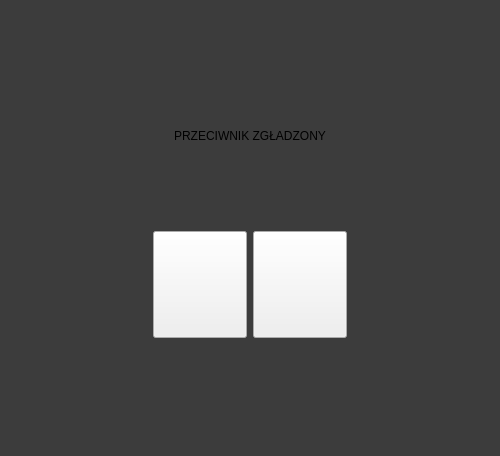
First picture: the form in deadenemywidget.ui, repository AdrianSuliga/BadTravelling, before the edit.
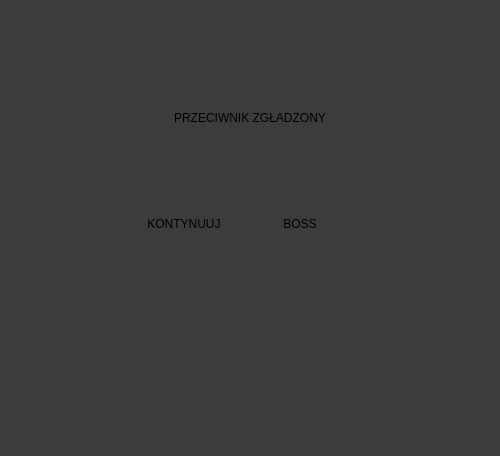
Second picture: the form after the edit. Custom widgets are drawn as their Qt base class.

Commit message: Upgraded Transition_Screen to be more readable

Diff of the .ui file:
```diff
--- a/deadenemywidget.ui
+++ b/deadenemywidget.ui
@@ -18,7 +18,7 @@
 background-color: rgba(20,20,20,150);
 }</string>
   </property>
-  <layout class="QVBoxLayout" name="verticalLayout" stretch="1,5,3,3">
+  <layout class="QVBoxLayout" name="verticalLayout_3" stretch="1,4,5,2">
    <item>
     <spacer name="verticalSpacer">
      <property name="orientation">
@@ -43,7 +43,7 @@
     </widget>
    </item>
    <item>
-    <layout class="QHBoxLayout" name="horizontalLayout" stretch="3,2,2,3">
+    <layout class="QHBoxLayout" name="horizontalLayout" stretch="4,3,4,4">
      <item>
       <spacer name="horizontalSpacer">
        <property name="orientation">
@@ -58,32 +58,55 @@
       </spacer>
      </item>
      <item>
-      <widget class="QPushButton" name="pushButton">
-       <property name="sizePolicy">
-        <sizepolicy hsizetype="Preferred" vsizetype="Preferred">
-         <horstretch>0</horstretch>
-         <verstretch>0</verstretch>
-        </sizepolicy>
-       </property>
-       <property name="styleSheet">
-        <string notr="true"/>
-       </property>
+      <widget class="QClickableWidget" name="continueWidget" native="true">
+       <layout class="QVBoxLayout" name="verticalLayout" stretch="1,3">
+        <item>
+         <widget class="QLabel" name="continueLabel">
+          <property name="text">
+           <string>KONTYNUUJ</string>
+          </property>
+          <property name="alignment">
+           <set>Qt::AlignCenter</set>
+          </property>
+         </widget>
+        </item>
+        <item>
+         <widget class="QLabel" name="continueIconLabel">
        <property name="text">
         <string/>
        </property>
-      </widget>
-     </item>
+          <property name="alignment">
+           <set>Qt::AlignCenter</set>
+          </property>
+         </widget>
+        </item>
+       </layout>
+      </widget>
+     </item>
      <item>
-      <widget class="QPushButton" name="bossButton">
-       <property name="sizePolicy">
-        <sizepolicy hsizetype="Preferred" vsizetype="Preferred">
-         <horstretch>0</horstretch>
-         <verstretch>0</verstretch>
-        </sizepolicy>
-       </property>
+      <widget class="QClickableWidget" name="bossWidget" native="true">
+       <layout class="QVBoxLayout" name="verticalLayout_2" stretch="1,3">
+        <item>
+         <widget class="QLabel" name="bossLabel">
+          <property name="text">
+           <string>BOSS</string>
+          </property>
+          <property name="alignment">
+           <set>Qt::AlignCenter</set>
+          </property>
+         </widget>
+        </item>
+        <item>
+         <widget class="QLabel" name="bossIconLabel">
        <property name="text">
         <string/>
        </property>
+          <property name="alignment">
+           <set>Qt::AlignCenter</set>
+          </property>
+         </widget>
+        </item>
+       </layout>
       </widget>
      </item>
      <item>
@@ -116,6 +139,14 @@
    </item>
   </layout>
  </widget>
+ <customwidgets>
+  <customwidget>
+   <class>QClickableWidget</class>
+   <extends>QWidget</extends>
+   <header location="global">qclickablewidget.h</header>
+   <container>1</container>
+  </customwidget>
+ </customwidgets>
  <resources/>
  <connections/>
 </ui>
```
Lines whose indentation alone changed are shown as unchanged. The commit also changes 2 other files.
